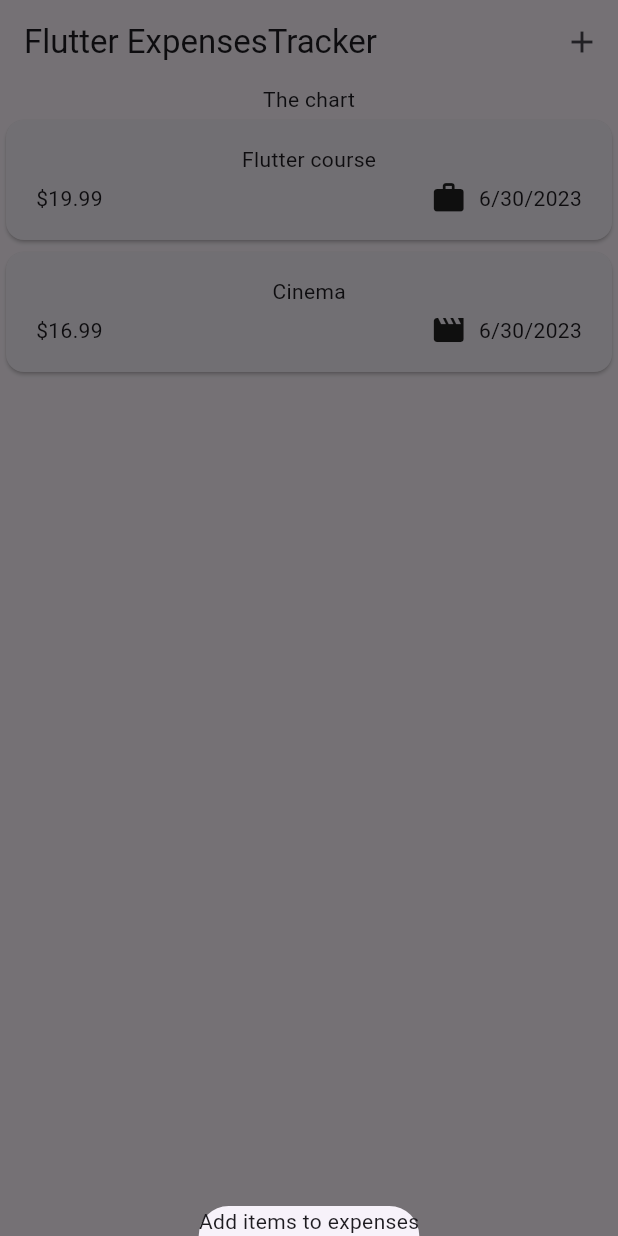
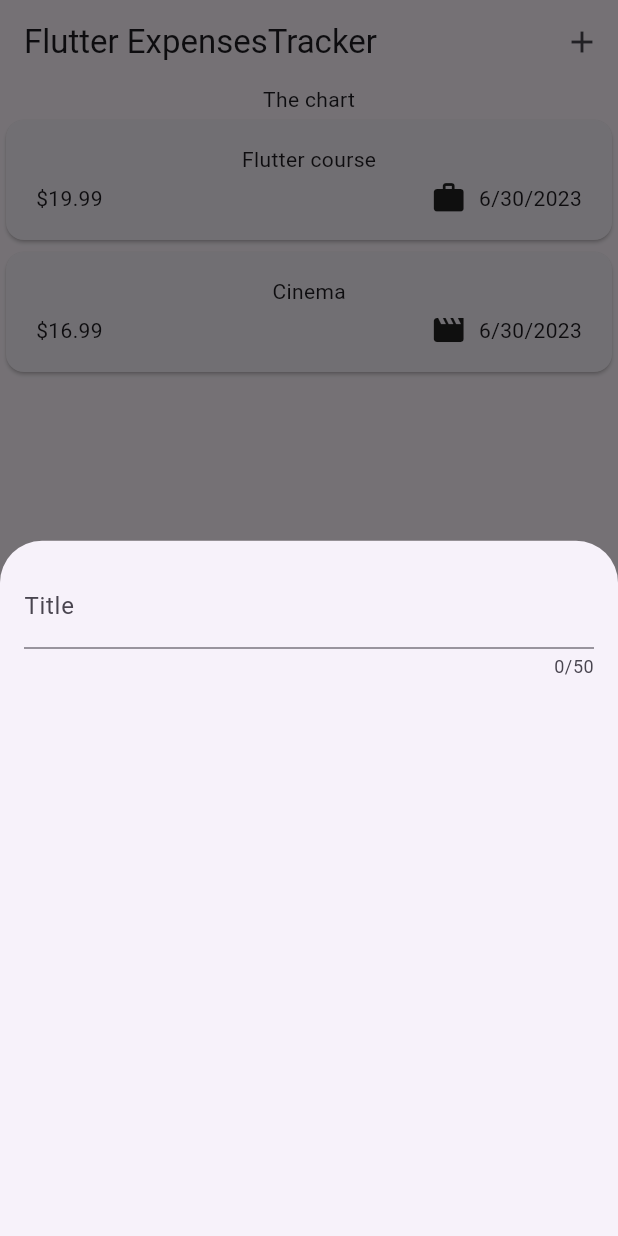
Before and after one commit to wemali05/expenses-tracker, a Flutter app: the screen it shows after launch, after a tap on the "add" icon, on a phone screen of 412 x 824 dp. Run offline on Flutter 3.47's test engine with Material 2 defaults, Android fonts, the phone set to English and light mode, and no system bars.

Commit message:
Textfield widget

```diff
--- a/lib/widgets/expenses.dart
+++ b/lib/widgets/expenses.dart
@@ -1,5 +1,6 @@
 import 'package:expense_tracker/widgets/expenses_list/expenses_list.dart';
 import 'package:expense_tracker/model/expense.dart';
+import 'package:expense_tracker/widgets/new_expense.dart';
 import 'package:flutter/material.dart';
 
 class Expenses extends StatefulWidget {
@@ -28,7 +29,7 @@ class _ExpensesState extends State<Expenses> {
   void _openAddExpensesOverlay() {
     showModalBottomSheet(
       context: context,
-      builder: (ctx) => const Text('Add items to expenses'),
+      builder: (ctx) => const NewExpense(),
     );
   }
 
--- /dev/null
+++ b/lib/widgets/new_expense.dart
@@ -0,0 +1,30 @@
+import 'package:flutter/material.dart';
+import 'package:flutter/widgets.dart';
+
+class NewExpense extends StatefulWidget {
+  const NewExpense({super.key});
+
+  @override
+  State<NewExpense> createState() {
+    return _NewExpenseState();
+  }
+}
+
+class _NewExpenseState extends State<NewExpense> {
+  @override
+  Widget build(BuildContext context) {
+    return const Padding(
+      padding: EdgeInsets.all(16),
+      child: Column(
+        children: [
+          TextField(
+            maxLength: 50,
+            decoration: InputDecoration(
+              label: Text('Title'),
+            ),
+          ),
+        ],
+      ),
+    );
+  }
+}
```
